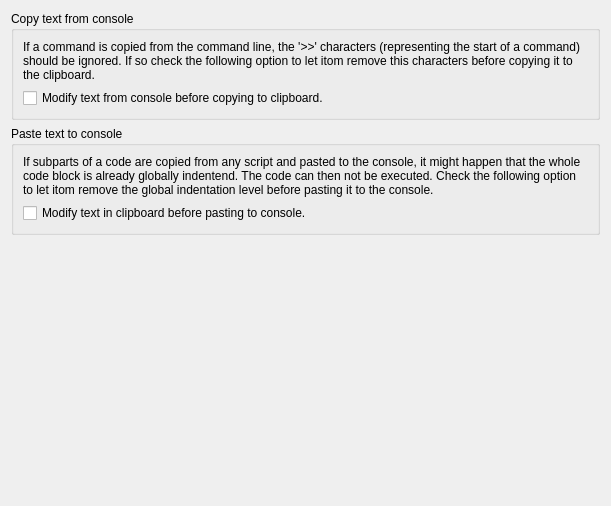
Old version of the form Qitom/ui/widgetPropConsoleGeneral.ui in the repository itom-project/itom.
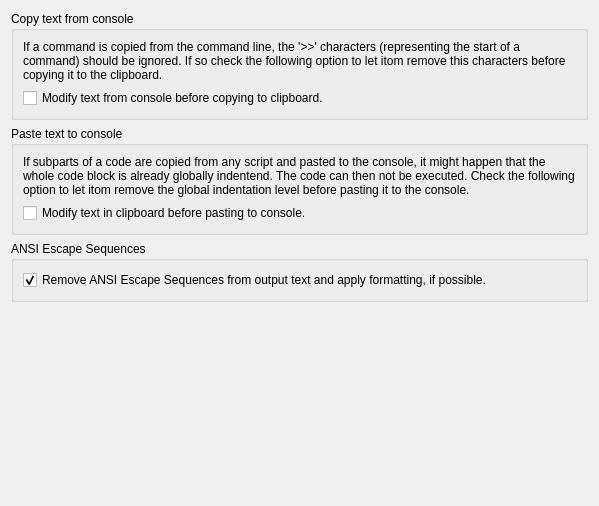
New version of the form.

Commit message: MainWindow: removed unused slot connectPythonMessageBox including some other fragments ConsoleWidget: it is now possible to chose in the property dialog of itom whether optional ANSI escape sequences should be extracted from output and error texts and applied, if possible (formatting instructions only)

Diff of the .ui file:
```diff
--- a/Qitom/ui/widgetPropConsoleGeneral.ui
+++ b/Qitom/ui/widgetPropConsoleGeneral.ui
@@ -6,7 +6,7 @@
    <rect>
     <x>0</x>
     <y>0</y>
-    <width>611</width>
+    <width>599</width>
     <height>506</height>
    </rect>
   </property>
@@ -66,6 +66,25 @@
      </layout>
     </widget>
    </item>
+   <item>
+    <widget class="QGroupBox" name="groupBox">
+     <property name="title">
+      <string>ANSI Escape Sequences</string>
+     </property>
+     <layout class="QHBoxLayout" name="horizontalLayout">
+      <item>
+       <widget class="QCheckBox" name="checkConsiderAnsiEscapeSequences">
+        <property name="text">
+         <string>Remove ANSI Escape Sequences from output text and apply formatting, if possible.</string>
+        </property>
+        <property name="checked">
+         <bool>true</bool>
+        </property>
+       </widget>
+      </item>
+     </layout>
+    </widget>
+   </item>
    <item>
     <spacer name="verticalSpacer">
      <property name="orientation">
```
The commit also changes 6 other files.
